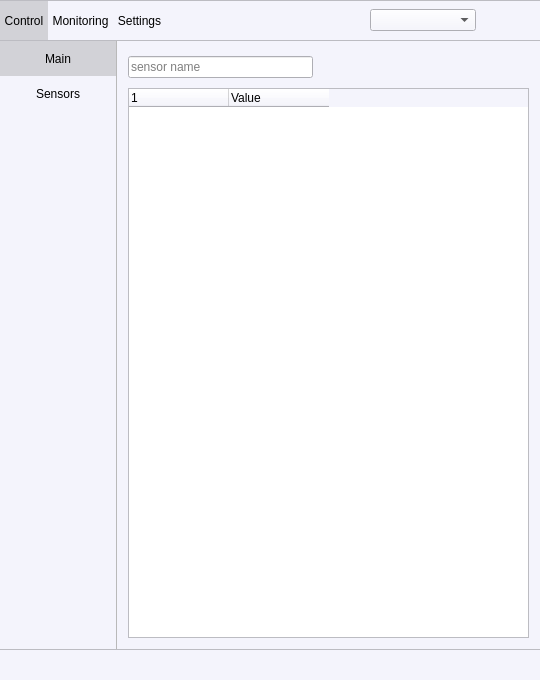
First picture: the form in Software/MarvieController.ui, repository Orange-hanter/Marvie, before the edit.
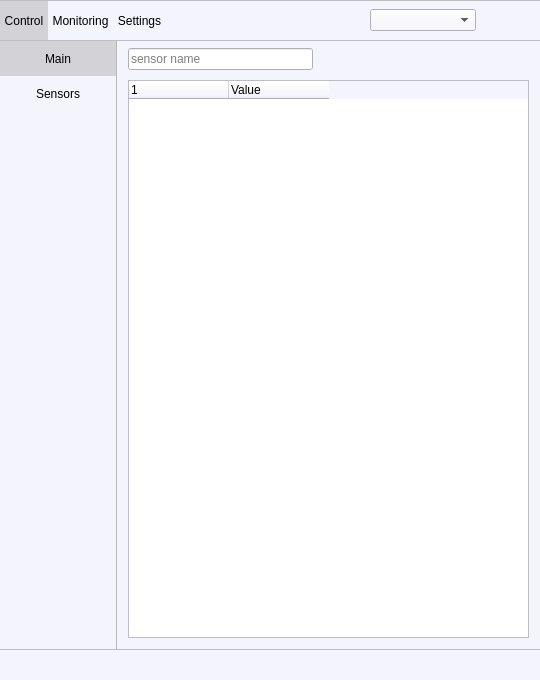
Second picture: the form after the edit. Icons and pictures are not drawn. Custom widgets are drawn as their Qt base class.

What changed in the file:
```diff
--- a/Software/MarvieController.ui
+++ b/Software/MarvieController.ui
@@ -3836,6 +3836,9 @@
          </widget>
          <widget class="QWidget" name="sensorSettingsPage">
           <layout class="QVBoxLayout" name="verticalLayout_2">
+           <property name="topMargin">
+            <number>3</number>
+           </property>
            <item>
             <layout class="QHBoxLayout" name="horizontalLayout_5">
              <item>
@@ -4026,6 +4029,9 @@
              <property name="contextMenuPolicy">
               <enum>Qt::CustomContextMenu</enum>
              </property>
+             <property name="frameShape">
+              <enum>QFrame::StyledPanel</enum>
+             </property>
              <property name="showDropIndicator" stdset="0">
               <bool>false</bool>
              </property>
```
Left out of the diff: 5 changed lines with no effect on the pictures.
